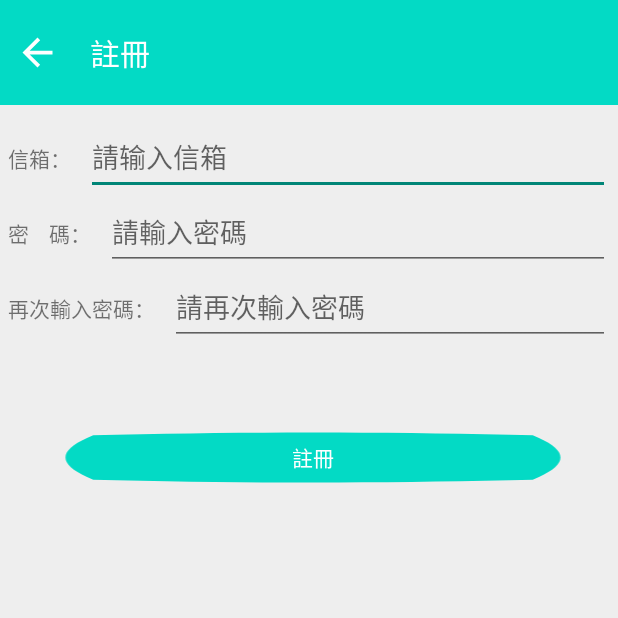
After one commit to GraduateProject-5tw/TickTackTock, an Android app: the RegisterActivity screen opened directly, with no data from a screen before it, on a phone screen of 412 x 824 dp, the top half of it. The commit adds this screen. Run offline under Robolectric (Android 15) with nearby library versions, the phone set to English and light mode, and no system bars.

Commit message:
登入註冊完成（剩下與資料庫相關的部分）

```diff
--- a/app/build.gradle
+++ b/app/build.gradle
@@ -52,4 +52,5 @@ dependencies {
     implementation 'androidx.recyclerview:recyclerview:1.2.1'
     implementation 'com.facebook.stetho:stetho:1.6.0'
 
+
 }
--- /dev/null
+++ b/app/src/main/java/com/GraduateProject/TimeManagementApp/RegisterActivity.java
@@ -0,0 +1,151 @@
+package com.GraduateProject.TimeManagementApp;
+
+import android.content.Intent;
+import android.os.Bundle;
+import android.text.TextUtils;
+import android.view.View;
+import android.widget.Button;
+import android.widget.EditText;
+import android.widget.ImageView;
+import android.widget.LinearLayout;
+import android.widget.RelativeLayout;
+import android.widget.Toast;
+
+import androidx.appcompat.app.AppCompatActivity;
+
+import java.security.MessageDigest;
+import java.security.NoSuchAlgorithmException;
+
+public class RegisterActivity extends AppCompatActivity implements View.OnClickListener {
+
+    private String realCode;
+    //private DBOpenHelper mDBOpenHelper;
+    private Button mBtRegisteractivityRegister;
+    private RelativeLayout mRlRegisteractivityTop;
+    private ImageView mIvRegisteractivityBack;
+    private LinearLayout mLlRegisteractivityBody;
+    private EditText mEtRegisteractivityEmail;
+    private EditText mEtRegisteractivityPassword1;
+    private EditText mEtRegisteractivityPassword2;
+    private EditText mEtRegisteractivityPhonecodes;
+    private ImageView mIvRegisteractivityShowcode;
+    private RelativeLayout mRlRegisteractivityBottom;
+
+    @Override
+    protected void onCreate(Bundle savedInstanceState) {
+        super.onCreate(savedInstanceState);
+        setContentView(R.layout.activity_register);
+
+        initView();
+
+        //mDBOpenHelper = new DBOpenHelper(this);
+
+
+    }
+    private void initView(){
+        mBtRegisteractivityRegister = findViewById(R.id.bt_register_activity_register);
+        mRlRegisteractivityTop = findViewById(R.id.rl_register_activity_top);
+        mIvRegisteractivityBack = findViewById(R.id.iv_register_activity_back);
+        mLlRegisteractivityBody = findViewById(R.id.ll_register_activity_body);
+        mEtRegisteractivityEmail = findViewById(R.id.et_register_activity_email);
+        mEtRegisteractivityPassword1 = findViewById(R.id.et_register_activity_password1);
+        mEtRegisteractivityPassword2 = findViewById(R.id.et_register_activity_password2);
+
+
+
+        mIvRegisteractivityBack.setOnClickListener(this);
+
+        mBtRegisteractivityRegister.setOnClickListener(this);
+    }
+
+    public void onClick(View view) {
+        switch (view.getId()) {
+            case R.id.iv_register_activity_back: //返回登入頁面
+                Intent intent1 = new Intent(this, LoginActivity.class);
+                startActivity(intent1);
+                finish();
+                break;
+
+            case R.id.bt_register_activity_register:    //註冊按鈕
+                //取得使用者输入的信箱、密码、验证码
+                String emailPattern = "[a-zA-Z0-9._-]+@[a-z]+\\.+[a-z]+";
+                String email = mEtRegisteractivityEmail.getText().toString().trim();
+                String password1 = mEtRegisteractivityPassword1.getText().toString().trim() ;
+                String password2 = mEtRegisteractivityPassword2.getText().toString().trim();
+                if(email.isEmpty()) {
+                    Toast.makeText(getApplicationContext(),"清輸入信箱",Toast.LENGTH_SHORT).show();
+                }
+                else {
+                    if (email.matches(emailPattern)) {
+                        Toast.makeText(getApplicationContext(),"信箱格式正確",Toast.LENGTH_SHORT).show();
+
+                        if (password1.equals("")||password2.equals("")){	//判断兩次密碼是否為空
+                            Toast.makeText(getApplicationContext(),"密碼不能為空",Toast.LENGTH_SHORT).show();
+                        }
+                        else if(password1.equals(password2)){
+                            Toast.makeText(getApplication(),"註冊成功",Toast.LENGTH_SHORT).show();
+                            String password = md5(password1);
+                        }
+                        else{
+                            Toast.makeText(getApplication(),"密碼有錯",Toast.LENGTH_SHORT).show();
+                        }
+                    }
+                    else {
+                        Toast.makeText(getApplicationContext(),"信箱格式錯誤", Toast.LENGTH_SHORT).show();
+                    }
+                }
+
+
+
+
+
+
+
+                //注册验证
+                /*
+                if (!TextUtils.isEmpty(email) && !TextUtils.isEmpty(password)  ) {
+
+                    //将用户名和密码加入到数据库中
+                    mDBOpenHelper.add(email, password);
+                    Intent intent2 = new Intent(this, MainActivity.class);
+                    startActivity(intent2);
+                    finish();
+                    Toast.makeText(this,  "验证通过，注册成功", Toast.LENGTH_SHORT).show();
+                }else {
+                    Toast.makeText(this, "未完善信息，注册失败", Toast.LENGTH_SHORT).show();
+                }   if(emailId.getText().toString().isEmpty()) {
+               Toast.makeText(getApplicationContext(),"enter email address",Toast.LENGTH_SHORT).show();
+            }else {
+               if (emailId.getText().toString().trim().matches(emailPattern)) {
+                  Toast.makeText(getApplicationContext(),"valid email address",Toast.LENGTH_SHORT).show();
+               } else {
+                  Toast.makeText(getApplicationContext(),"Invalid email address", Toast.LENGTH_SHORT).show();
+               }
+            }
+                break;
+
+                 */
+        }
+
+    }
+    //密碼hash
+    public String md5(String s) {
+        try {
+            // Create MD5 Hash
+            MessageDigest digest = java.security.MessageDigest.getInstance("MD5");
+            digest.update(s.getBytes());
+            byte messageDigest[] = digest.digest();
+
+            // Create Hex String
+            StringBuffer hexString = new StringBuffer();
+            for (int i=0; i<messageDigest.length; i++)
+                hexString.append(Integer.toHexString(0xFF & messageDigest[i]));
+            return hexString.toString();
+
+        } catch (NoSuchAlgorithmException e) {
+            e.printStackTrace();
+        }
+        return "";
+    }
+
+}
--- a/app/src/main/java/com/GraduateProject/TimeManagementApp/TomatoClockActivity.java
+++ b/app/src/main/java/com/GraduateProject/TimeManagementApp/TomatoClockActivity.java
@@ -98,7 +98,7 @@ public class TomatoClockActivity extends AppCompatActivity {
         //to make the Navigation drawer icon always appear on the action bar
         getSupportActionBar().setDisplayHomeAsUpEnabled(true);
         mAppBarConfiguration = new AppBarConfiguration.Builder(
-                R.id.nav_home, R.id.todolist, R.id.studytime,R.id.setting).setDrawerLayout(drawer).build();
+                R.id.nav_login,R.id.nav_home, R.id.todolist, R.id.studytime,R.id.setting).setDrawerLayout(drawer).build();
         toolbar.setNavigationOnClickListener(new View.OnClickListener() {
             @Override
             public void onClick(View view) {
@@ -111,6 +111,10 @@ public class TomatoClockActivity extends AppCompatActivity {
             public boolean onNavigationItemSelected(@NonNull MenuItem item) {
 
                 switch (item.getItemId()) {
+                    //lunch login activity
+                    case R.id.nav_login:
+                        startActivity(new Intent(TomatoClockActivity.this, LoginActivity.class));
+                        break;
                     // launch general timer
                     case R.id.nav_home:
                         break;
--- /dev/null
+++ b/app/src/main/res/drawable/ic_left_back.xml
@@ -0,0 +1,5 @@
+<vector android:autoMirrored="true" android:height="24dp"
+    android:tint="@color/white" android:viewportHeight="24"
+    android:viewportWidth="24" android:width="24dp" xmlns:android="http://schemas.android.com/apk/res/android">
+    <path android:fillColor="@android:color/white" android:pathData="M20,11H7.83l5.59,-5.59L12,4l-8,8 8,8 1.41,-1.41L7.83,13H20v-2z"/>
+</vector>
--- /dev/null
+++ b/app/src/main/res/drawable/ic_login_button.xml
@@ -0,0 +1,5 @@
+<vector android:height="24dp" android:tint="#03DAC5"
+    android:viewportHeight="24" android:viewportWidth="24"
+    android:width="24dp" xmlns:android="http://schemas.android.com/apk/res/android">
+    <path android:fillColor="@android:color/white" android:pathData="M12,4c-2.73,0 -5.22,0.24 -7.95,0.72l-0.93,0.16 -0.25,0.9C2.29,7.85 2,9.93 2,12s0.29,4.15 0.87,6.22l0.25,0.89 0.93,0.16c2.73,0.49 5.22,0.73 7.95,0.73s5.22,-0.24 7.95,-0.72l0.93,-0.16 0.25,-0.89c0.58,-2.08 0.87,-4.16 0.87,-6.23s-0.29,-4.15 -0.87,-6.22l-0.25,-0.89 -0.93,-0.16C17.22,4.24 14.73,4 12,4z"/>
+</vector>
--- /dev/null
+++ b/app/src/main/res/layout/activity_register.xml
@@ -0,0 +1,129 @@
+<?xml version="1.0" encoding="utf-8"?>
+<RelativeLayout
+    xmlns:android="http://schemas.android.com/apk/res/android"
+    xmlns:tools="http://schemas.android.com/tools"
+    android:layout_width="match_parent"
+    android:layout_height="match_parent"
+    android:background="#eeeeee"
+    tools:context=".RegisterActivity">
+    <RelativeLayout
+        android:id="@+id/rl_register_activity_top"
+        android:layout_width="match_parent"
+        android:layout_height="70dp"
+        android:background="@color/teal_200"
+        >
+        <ImageView
+            android:id="@+id/iv_register_activity_back"
+            android:layout_width="30dp"
+            android:layout_height="30dp"
+            android:background="@drawable/ic_left_back"
+            android:layout_centerVertical="true"
+            android:layout_marginLeft="10dp"
+            android:clickable="true"
+            android:onClick="onClick"
+            />
+
+        <TextView
+            android:id="@+id/tv_register_activity_register"
+            android:layout_width="wrap_content"
+            android:layout_height="wrap_content"
+            android:text="註冊"
+            android:textColor="#fff"
+            android:textSize="20dp"
+            android:layout_toRightOf="@+id/iv_register_activity_back"
+            android:layout_centerVertical="true"
+            android:layout_marginLeft="20dp"
+            />
+    </RelativeLayout>
+
+    <LinearLayout
+        android:id="@+id/ll_register_activity_body"
+        android:layout_width="match_parent"
+        android:layout_height="wrap_content"
+        android:orientation="vertical"
+        android:layout_below="@+id/rl_register_activity_top"
+        android:layout_marginTop="10dp"
+        android:layout_marginLeft="5dp"
+        android:layout_marginRight="5dp"
+        >
+        <!-- 第一个文本编辑框  输入用户名 -->
+        <LinearLayout
+            android:layout_width="match_parent"
+            android:layout_height="wrap_content"
+            android:orientation="horizontal">
+            <TextView
+                android:id="@+id/tv_register_activity_email"
+                android:layout_width="wrap_content"
+                android:layout_height="wrap_content"
+                android:text="信箱："/>
+            <EditText
+                android:id="@+id/et_register_activity_email"
+                android:layout_width="match_parent"
+                android:layout_height="50dp"
+                android:hint="請输入信箱"
+                android:gravity="center_vertical"
+                android:layout_marginLeft="10dp"
+                />
+        </LinearLayout>
+        <!-- 第二个文本编辑框  输入密码 -->
+        <LinearLayout
+            android:layout_width="match_parent"
+            android:layout_height="wrap_content"
+            android:orientation="horizontal">
+            <TextView
+                android:id="@+id/tv_register_activity_password1"
+                android:layout_width="wrap_content"
+                android:layout_height="wrap_content"
+                android:text="密    碼："/>
+            <EditText
+                android:id="@+id/et_register_activity_password1"
+                android:layout_width="match_parent"
+                android:layout_height="50dp"
+                android:gravity="center_vertical"
+                android:layout_marginLeft="10dp"
+                android:inputType="textPassword"
+                android:hint="請輸入密碼" />
+        </LinearLayout>
+        <LinearLayout
+            android:layout_width="match_parent"
+            android:layout_height="wrap_content"
+            android:orientation="horizontal">
+            <TextView
+                android:id="@+id/tv_registeractivity_password2"
+                android:layout_width="wrap_content"
+                android:layout_height="wrap_content"
+                android:text="再次輸入密碼："/>
+            <EditText
+                android:id="@+id/et_register_activity_password2"
+                android:layout_width="match_parent"
+                android:layout_height="50dp"
+                android:hint="請再次輸入密碼"
+                android:gravity="center_vertical"
+                android:layout_marginLeft="10dp"
+                android:inputType="textPassword"
+                />
+        </LinearLayout>
+
+
+        <LinearLayout
+            android:layout_width="match_parent"
+            android:layout_height="wrap_content"
+            android:layout_marginRight="15dp"
+            android:layout_marginTop="10dp"
+            android:orientation="horizontal" />
+        <!-- 注册按钮 -->
+        <Button
+            android:id="@+id/bt_register_activity_register"
+            android:layout_width="match_parent"
+            android:layout_height="50dp"
+            android:layout_marginLeft="5dp"
+            android:background="@drawable/ic_login_button"
+            android:textColor="#fff"
+            android:text="註冊"
+            android:onClick="onClick"
+            android:layout_marginTop="40dp"
+            />
+
+    </LinearLayout>
+
+</RelativeLayout>
--- a/app/src/main/res/menu/nav_menuitem.xml
+++ b/app/src/main/res/menu/nav_menuitem.xml
@@ -4,6 +4,11 @@
     tools:showIn="navigation_view">
 
     <group android:checkableBehavior="single">
+        <item
+            android:id="@+id/nav_login"
+            android:icon="@android:drawable/ic_menu_myplaces"
+            android:title="@string/menu_login" />
+
         <item
             android:id="@+id/nav_home"
             android:icon="@drawable/ic_home"
--- a/app/src/main/res/values/strings.xml
+++ b/app/src/main/res/values/strings.xml
@@ -9,6 +9,7 @@
     <string name="no">No</string>
     <string name="yes">Yes</string>
     <string name="confirmTitle">確 認</string>
+    <string name="menu_login">登入</string>
     <string name="menu_home">計時器</string>
     <string name="menu_todolist">To Do List</string>
     <string name="menu_readtime">讀書時間</string>
```
Also changed, not shown: app/src/main/AndroidManifest.xml (+10 -0 lines), app/src/main/java/com/GraduateProject/TimeManagementApp/GeneralTimerActivity.java (+77 -35 lines), app/src/main/java/com/GraduateProject/TimeManagementApp/LoginActivity.java (added, +128 -0 lines), app/src/main/res/layout/activity_login.xml (added, +112 -0 lines), app/src/main/res/navigation/mobile_navigation.xml (+8 -2 lines).
